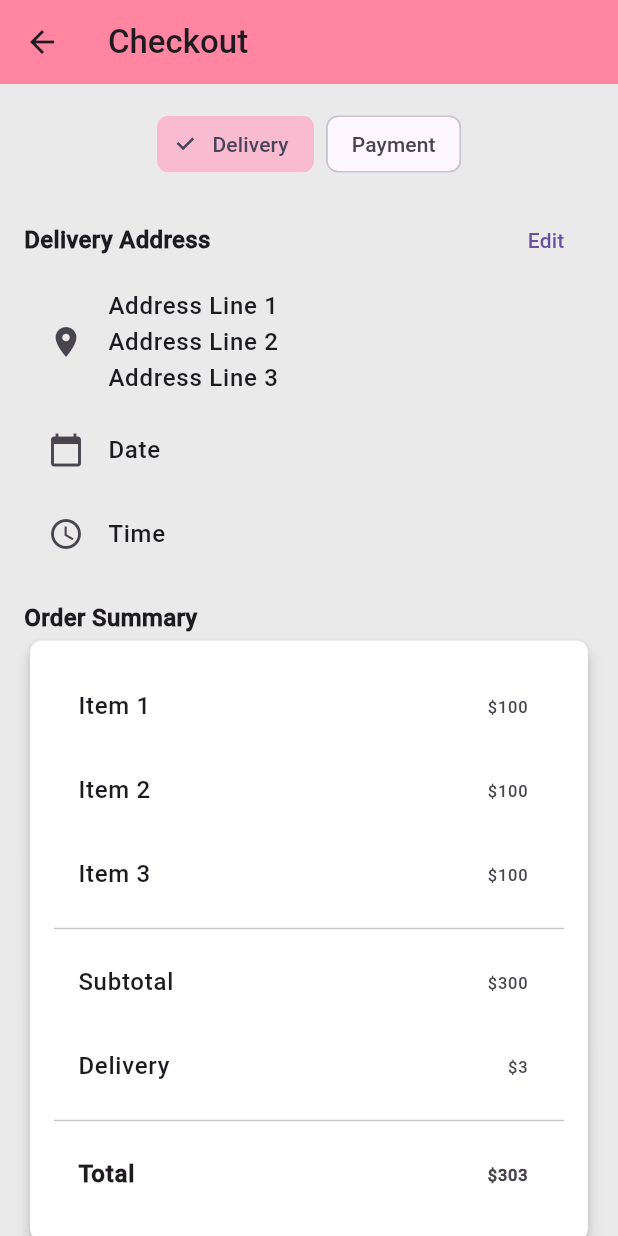
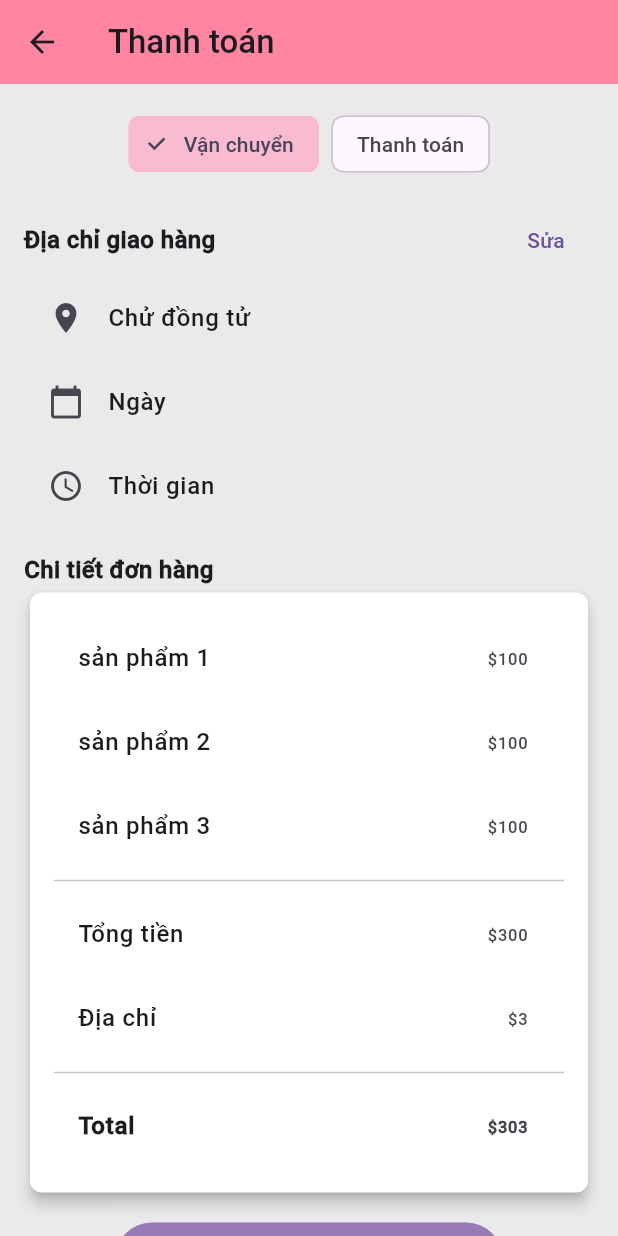
Before and after one commit to huybao1103/Flower-Store-Flutter-NodeJS-MongoAtlas, a Flutter app: the CheckoutPage screen opened directly, on a phone screen of 412 x 824 dp. Run offline on Flutter 3.47's test engine with Material 3 defaults, Android fonts, the light colour scheme and no system bars; our stand-ins replace carousel_slider, curved_navigation_bar, flutter_form_builder, flutter_svg, form_builder_validators, google_fonts; missing offline and left inert: mongo_dart; network calls fail; statements that could not run were skipped.

Commit message:
Fix-Tiếng Việt

```diff
--- a/App/flower_store/lib/screens/cart/addpaymentmethodpage.screen.dart
+++ b/App/flower_store/lib/screens/cart/addpaymentmethodpage.screen.dart
@@ -34,7 +34,7 @@ class _AddPaymentMethodPageState extends State<AddPaymentMethodPage> {
   Widget build(BuildContext context) {
     return Scaffold(
       appBar: AppBar(
-        title: const Text('Payment Method'),
+        title: const Text('Phương thức thanh toán'),
         leading: IconButton(
           icon: const Icon(Icons.arrow_back),
           onPressed: () {
--- a/App/flower_store/lib/screens/cart/cart.screen.dart
+++ b/App/flower_store/lib/screens/cart/cart.screen.dart
@@ -12,25 +12,25 @@ class CartPage extends StatefulWidget {
 class _CartPageState extends State<CartPage> {
   List<Map<String, dynamic>> items = [
     {
-      'name': 'Item Name',
+      'name': 'Tên sản phẩm',
       'price': 50,
       'quantity': 1,
       'image': 'assets/images/cart_item.jpg'
     },
     {
-      'name': 'Item Name',
+      'name': 'Tên sản phẩm',
       'price': 50,
       'quantity': 1,
       'image': 'assets/images/cart_item.jpg'
     },
     {
-      'name': 'Item Name',
+      'name': 'Tên sản phẩm',
       'price': 50,
       'quantity': 1,
       'image': 'assets/images/cart_item.jpg'
     },
     {
-      'name': 'adasdasdas',
+      'name': 'Tên sản phẩm',
       'price': 50,
       'quantity': 1,
       'image': 'assets/images/cart_item.jpg'
@@ -86,7 +86,7 @@ class _CartPageState extends State<CartPage> {
                     ),
                     const SizedBox(width: 8.0),
                     const Text(
-                      'Shopping cart',
+                      'Giỏ hàng',
                       style: TextStyle(
                         color: Colors.black,
                         fontSize: 30,
@@ -181,7 +181,7 @@ class _CartPageState extends State<CartPage> {
                     backgroundColor: const Color(0xff967BB6),
                     padding: const EdgeInsets.symmetric(vertical: 16.0),
                   ),
-                  child: const Text('Checkout',
+                  child: const Text('Than toán',
                       style: TextStyle(fontSize: 16, color: Color(0xffF0F0F0))),
                 ),
               ),
--- a/App/flower_store/lib/screens/cart/checkout.screen.dart
+++ b/App/flower_store/lib/screens/cart/checkout.screen.dart
@@ -13,22 +13,19 @@ class CheckoutPage extends StatefulWidget {
 
 class _CheckoutPageState extends State<CheckoutPage> {
   final List<Map<String, String>> items = [
-    {'name': 'Item 1', 'price': '100'},
-    {'name': 'Item 2', 'price': '100'},
-    {'name': 'Item 3', 'price': '100'},
+    {'name': 'sản phẩm 1', 'price': '100'},
+    {'name': 'sản phẩm 2', 'price': '100'},
+    {'name': 'sản phẩm 3', 'price': '100'},
   ];
 
-  String addressLine1 = 'Address Line 1';
-  String addressLine2 = 'Address Line 2';
-  String addressLine3 = 'Address Line 3';
+  String addressLine1 = 'Chử đồng tử';
+
 
   void _editAddress() {
     TextEditingController line1Controller =
         TextEditingController(text: addressLine1);
-    TextEditingController line2Controller =
-        TextEditingController(text: addressLine2);
-    TextEditingController line3Controller =
-        TextEditingController(text: addressLine3);
+
+
 
     showDialog(
       context: context,
@@ -42,14 +39,7 @@ class _CheckoutPageState extends State<CheckoutPage> {
                 controller: line1Controller,
                 decoration: const InputDecoration(labelText: 'Address Line 1'),
               ),
-              TextField(
-                controller: line2Controller,
-                decoration: const InputDecoration(labelText: 'Address Line 2'),
-              ),
-              TextField(
-                controller: line3Controller,
-                decoration: const InputDecoration(labelText: 'Address Line 3'),
-              ),
+
             ],
           ),
           actions: [
@@ -63,8 +53,7 @@ class _CheckoutPageState extends State<CheckoutPage> {
               onPressed: () {
                 setState(() {
                   addressLine1 = line1Controller.text;
-                  addressLine2 = line2Controller.text;
-                  addressLine3 = line3Controller.text;
+
                 });
                 Navigator.of(context).pop();
               },
@@ -85,7 +74,7 @@ class _CheckoutPageState extends State<CheckoutPage> {
 
     return Scaffold(
       appBar: AppBar(
-        title: const Text('Checkout'),
+        title: const Text('Thanh toán'),
         leading: IconButton(
           icon: const Icon(Icons.arrow_back),
           onPressed: () {
@@ -109,14 +98,14 @@ class _CheckoutPageState extends State<CheckoutPage> {
               mainAxisAlignment: MainAxisAlignment.center,
               children: [
                 ChoiceChip(
-                  label: const Text('Delivery'),
+                  label: const Text('Vận chuyển'),
                   selected: true,
                   onSelected: (bool selected) {},
                   selectedColor: Colors.pink[100],
                 ),
                 SizedBox(width: 8),
                 ChoiceChip(
-                  label: const Text('Payment'),
+                  label: const Text('Thanh toán'),
                   selected: false,
                   onSelected: (bool selected) {},
                   selectedColor: Colors.grey[300],
@@ -128,33 +117,33 @@ class _CheckoutPageState extends State<CheckoutPage> {
               mainAxisAlignment: MainAxisAlignment.spaceBetween,
               children: [
                 const Text(
-                  'Delivery Address',
+                  'Địa chỉ giao hàng',
                   style: TextStyle(
                     fontSize: 16,
                     fontWeight: FontWeight.bold,
                   ),
                 ),
                 TextButton(
-                  child: Text('Edit'),
+                  child: Text('Sửa'),
                   onPressed: _editAddress,
                 ),
               ],
             ),
             ListTile(
               leading: Icon(Icons.location_on),
-              title: Text('$addressLine1\n$addressLine2\n$addressLine3'),
+              title: Text('$addressLine1'),
             ),
             const ListTile(
               leading: Icon(Icons.calendar_today),
-              title: Text('Date'),
+              title: Text('Ngày'),
             ),
             const ListTile(
               leading: Icon(Icons.access_time),
-              title: Text('Time'),
+              title: Text('Thời gian'),
             ),
             const SizedBox(height: 16),
             const Text(
-              'Order Summary',
+              'Chi tiết đơn hàng',
               style: TextStyle(
                 fontSize: 16,
                 fontWeight: FontWeight.bold,
@@ -183,11 +172,11 @@ class _CheckoutPageState extends State<CheckoutPage> {
                     ),
                     const Divider(),
                     ListTile(
-                      title: const Text('Subtotal'),
+                      title: const Text('Tổng tiền'),
                       trailing: Text('\$$subtotal'),
                     ),
                     ListTile(
-                      title: const Text('Delivery'),
+                      title: const Text('Địa chỉ'),
                       trailing: Text('\$$delivery'),
                     ),
                     const Divider(),
@@ -222,7 +211,7 @@ class _CheckoutPageState extends State<CheckoutPage> {
                       const EdgeInsets.symmetric(horizontal: 100, vertical: 15),
                 ),
                 child: const Text(
-                  'Confirm',
+                  'Xác nhận',
                   style: TextStyle(color: Colors.white),
                 ),
               ),
--- a/App/flower_store/lib/screens/cart/order.succesful.dart
+++ b/App/flower_store/lib/screens/cart/order.succesful.dart
@@ -25,7 +25,7 @@ class _OrderSuccessScreenState extends State<OrderSuccessScreen> {
               ),
             ),
             const Text(
-              'Order Successfully Placed',
+              'Đặt hàng thành công',
               style: TextStyle(
                 fontSize: 20,
                 fontFamily: 'Roboto',
@@ -34,7 +34,7 @@ class _OrderSuccessScreenState extends State<OrderSuccessScreen> {
             ),
             const SizedBox(height: 15),
             const Text(
-              'Your Order Has Been Successfully Placed\nAnd Has Been Processed For Delivery',
+              'Đơn Hàng Của Bạn Đã Được Đặt Thành Công\nVà Đang Được Xử Lý Để Giao Hàng.',
               style: TextStyle(
                 fontSize: 16,
                 color: Colors.grey,
@@ -60,7 +60,7 @@ class _OrderSuccessScreenState extends State<OrderSuccessScreen> {
                     const EdgeInsets.symmetric(horizontal: 80, vertical: 15),
               ),
               child: const Text(
-                'Continue Shopping',
+                'Tiếp tục mua hàng',
                 style: TextStyle(
                   fontSize: 20,
                   color: Colors.white,
--- a/App/flower_store/lib/screens/cart/ordersuccessful.screen.dart
+++ b/App/flower_store/lib/screens/cart/ordersuccessful.screen.dart
@@ -33,7 +33,7 @@ class _OrderSuccessfulPageState extends State<OrderSuccessfulPage> {
               ),
             ),
             const Text(
-              'Order Successfully Placed',
+              'Đặt hàng thành công',
               style: TextStyle(
                 fontSize: 24,
                 fontWeight: FontWeight.bold,
@@ -42,7 +42,7 @@ class _OrderSuccessfulPageState extends State<OrderSuccessfulPage> {
             ),
             const SizedBox(height: 16),
             const Text(
-              'Your Order Has Been Successfully Placed\nAnd Has Been Processed For Delivery',
+              'Đơn Hàng Của Bạn Đã Được Đặt Thành Công\nVà Đang Được Xử Lý Để Giao Hàng.',
               style: TextStyle(
                 fontSize: 16,
               ),
@@ -66,7 +66,7 @@ class _OrderSuccessfulPageState extends State<OrderSuccessfulPage> {
                 ),
               ),
               child: const Text(
-                'Continue Shopping',
+                'Tiếp tục mua hàng',
                 style: TextStyle(color: Colors.white, fontSize: 16),
               ),
             ),
--- a/App/flower_store/lib/screens/cart/paymentmethod.screen.dart
+++ b/App/flower_store/lib/screens/cart/paymentmethod.screen.dart
@@ -34,7 +34,7 @@ class _PaymentMethodPageState extends State<PaymentMethodPage> {
   Widget build(BuildContext context) {
     return Scaffold(
       appBar: AppBar(
-        title: const Text('Checkout'),
+        title: const Text('Thanh toán'),
         leading: IconButton(
           icon: const Icon(Icons.arrow_back),
           onPressed: () {
@@ -56,14 +56,14 @@ class _PaymentMethodPageState extends State<PaymentMethodPage> {
               mainAxisAlignment: MainAxisAlignment.center,
               children: [
                 ChoiceChip(
-                  label: const Text('Delivery'),
+                  label: const Text('Vận Chuyển'),
                   selected: false,
                   onSelected: (bool selected) {},
                   selectedColor: Colors.grey[300],
                 ),
                 const SizedBox(width: 8),
                 ChoiceChip(
-                  label: const Text('Payment'),
+                  label: const Text('Thanh toán'),
                   selected: true,
                   onSelected: (bool selected) {},
                   selectedColor: Colors.pink[100],
@@ -72,7 +72,7 @@ class _PaymentMethodPageState extends State<PaymentMethodPage> {
             ),
             const SizedBox(height: 16),
             const Text(
-              'Payment Method',
+              'Phương thức thanh toán',
               style: TextStyle(
                 fontSize: 16,
                 fontWeight: FontWeight.bold,
@@ -172,7 +172,7 @@ class _PaymentMethodPageState extends State<PaymentMethodPage> {
                       const EdgeInsets.symmetric(horizontal: 100, vertical: 15),
                 ),
                 child: const Text(
-                  'Make A Payment',
+                  'Thực hiện thanh toán',
                   style: TextStyle(color: Colors.white),
                 ),
               ),
--- a/App/flower_store/lib/screens/favorite.screen.dart
+++ b/App/flower_store/lib/screens/favorite.screen.dart
@@ -121,12 +121,12 @@ class _FavoriteScreenState extends State<FavoriteScreen> {
                           onTap: () {},
                           name: 'Search',
                           decoration: genericInputDecoration(
-                              label: 'Search', prefixIcon: Icons.search))),
+                              label: 'Tìm kiếm', prefixIcon: Icons.search))),
                 ),
                 Expanded(
                   child: ProductGridview(
                     products: productsFavorite,
-                    title: 'Your favorite',
+                    title: 'Đã thích',
                   ),
                 ),
               ]))),
--- a/App/flower_store/lib/screens/store_product_page/all_product.screen.dart
+++ b/App/flower_store/lib/screens/store_product_page/all_product.screen.dart
@@ -129,12 +129,12 @@ class _AllProductScreenState extends State<AllProductScreen> {
                       onTap: () {},
                       name: proName ?? 'Search',
                       decoration: genericInputDecoration(
-                          label: 'Search', prefixIcon: Icons.search))),
+                          label: 'Tìm kiếm', prefixIcon: Icons.search))),
             ),
             Expanded(
               child: ProductGridview(
                 products: Product.products,
-                title: proName ?? 'All Products',
+                title: proName ?? 'Tất cả sản phẩm',
               ),
             ),
           ],
--- a/App/flower_store/lib/screens/store_product_page/product_display.screen.dart
+++ b/App/flower_store/lib/screens/store_product_page/product_display.screen.dart
@@ -85,7 +85,7 @@ class _ProductDisplayScreenState extends State<ProductDisplayScreen> {
                         if (product.description != null) description(),
                         ProductListview(
                           products: product.includeProducts,
-                          title: 'Includes',
+                          title: 'Sản phẩm bao gồm',
                         ),
                         Padding(
                           padding: const EdgeInsets.only(bottom: 10.0),
@@ -104,7 +104,7 @@ class _ProductDisplayScreenState extends State<ProductDisplayScreen> {
                                 padding: const EdgeInsets.symmetric(horizontal: 100, vertical: 15),
                               ),
                               child: const Text(
-                                'Add To Cart',
+                                'Thêm vào giỏ hàng',
                                 style: TextStyle(color: Colors.black, fontSize: 17, fontWeight: FontWeight.bold),
                               ),
                             ),
```
Also changed, not shown: App/flower_store/lib/screens/forgot_password/forgot.password.dart (+4 -4 lines), App/flower_store/lib/screens/forgot_password/newpassword.dart (+13 -6 lines), App/flower_store/lib/screens/forgot_password/otp.dart (+5 -5 lines), App/flower_store/lib/screens/setting/setting.screen.dart (+15 -9 lines), App/flower_store/lib/screens/store.main.screen.dart (+5 -5 lines), App/flower_store/lib/screens/user/profile.screen.dart (+7 -7 lines), App/flower_store/lib/screens/welcome/login.screen.dart (+6 -6 lines), App/flower_store/lib/shared/components/custom_drawer.dart (+5 -5 lines).
